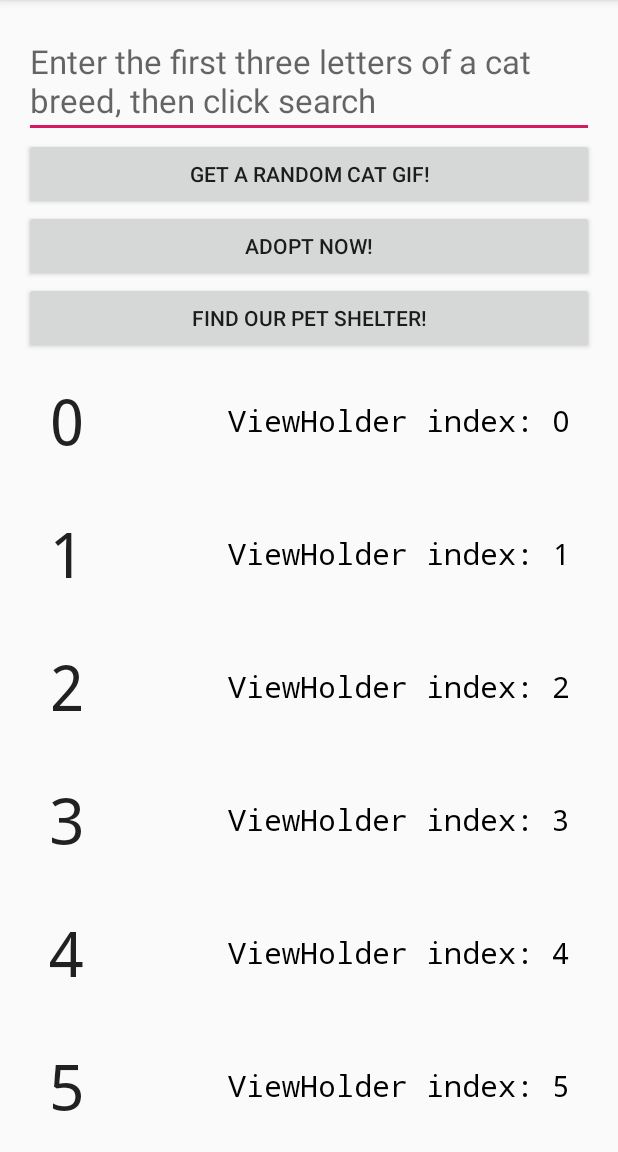
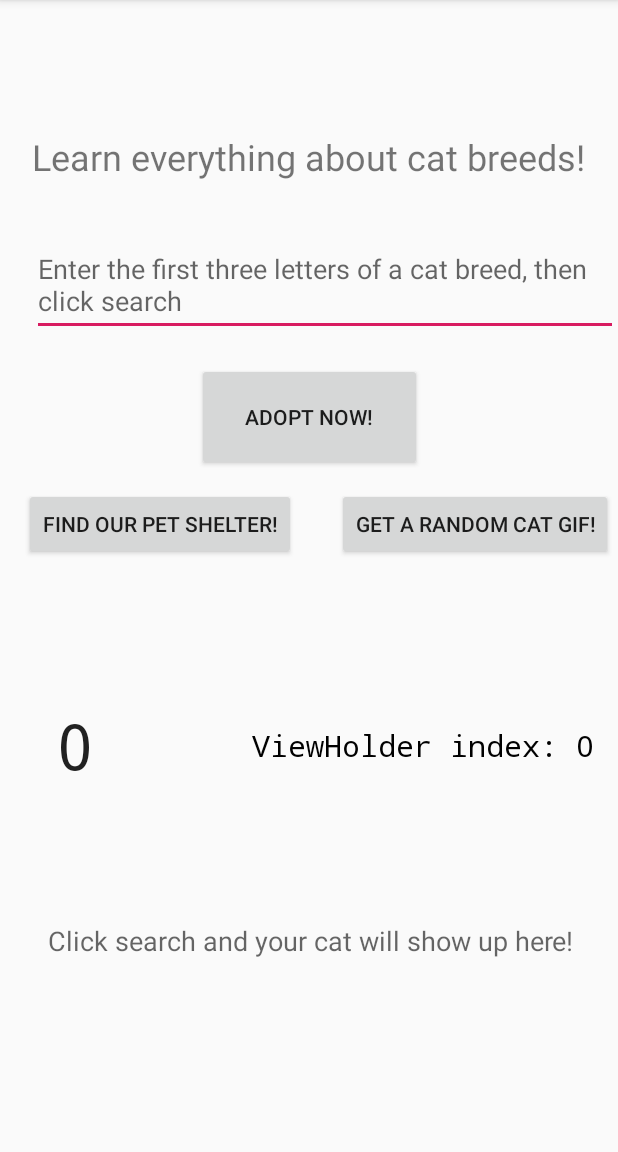
Before and after one commit to madameJeanette/WhoCat, an Android app: the screen it shows after launch (MainActivity), on a phone screen of 412 x 824 dp, the part 84-1236 px from its top. Run offline under Robolectric (Android 15) with nearby library versions, the phone set to English and light mode, and no system bars.

Commit message:
more layout work

```diff
--- a/app/src/main/java/com/example/whocat/MainActivity.java
+++ b/app/src/main/java/com/example/whocat/MainActivity.java
@@ -170,7 +170,10 @@ public class MainActivity extends AppCompatActivity
         mSearchResultsTextView.setVisibility(View.INVISIBLE);
         // Then, show the error
 
+
     }
+
+
 
     // Create a class called QueryTask that extends AsyncTask<URL, Void, String>
             public class CatQueryTask extends AsyncTask<URL, Void, String> {
--- a/app/src/main/res/layout/activity_child.xml
+++ b/app/src/main/res/layout/activity_child.xml
@@ -15,6 +15,14 @@
     <!--Add a TextView with an id value of @id/tv_display-->
     <!--Set the text to something that indicates this is default text being displayed-->
     <!--Make the text size a little larger-->
+
+    <ImageView
+        android:id="@+id/imageView"
+        android:layout_width="wrap_content"
+        android:layout_height="0dp"
+        android:layout_marginTop="27dp"
+        android:contentDescription="@string/catimg"
+        tools:srcCompat="@tools:sample/backgrounds/scenic" />
     <TextView
         android:id="@+id/tv_display"
         android:layout_width="wrap_content"
--- a/app/src/main/res/layout/activity_main.xml
+++ b/app/src/main/res/layout/activity_main.xml
@@ -1,23 +1,130 @@
 <?xml version="1.0" encoding="utf-8"?>
-<LinearLayout xmlns:android="http://schemas.android.com/apk/res/android"
+<android.support.constraint.ConstraintLayout xmlns:android="http://schemas.android.com/apk/res/android"
+    xmlns:app="http://schemas.android.com/apk/res-auto"
     xmlns:tools="http://schemas.android.com/tools"
+    android:id="@+id/linearLayout2"
     android:layout_width="match_parent"
-    android:layout_height="match_parent"
-    android:orientation="vertical"
-    android:paddingLeft="16dp"
-    android:paddingRight="16dp"
-    android:paddingTop="16dp">
-
-    <EditText
-        android:id="@+id/et_search_box"
-        android:layout_width="match_parent"
-        android:layout_height="wrap_content"
-        android:hint="@string/enter_search"
-        android:textSize="22sp" />
+    android:layout_height="match_parent">
 
 
+        <TextView
+            android:id="@+id/textView"
+            android:layout_width="421dp"
+            android:layout_height="68dp"
+            android:layout_marginStart="21dp"
+            android:layout_marginTop="88dp"
+            android:layout_marginBottom="86dp"
+            android:contentDescription="@string/catitle"
+            android:text="@string/catitle"
+            android:textSize="24sp"
+            app:layout_constraintBottom_toTopOf="@+id/adopt-button"
+            app:layout_constraintStart_toStartOf="parent"
+            app:layout_constraintTop_toTopOf="parent" />
 
-    <!--<TextView-->
+
+        <EditText
+            android:id="@+id/et_search_box"
+            android:layout_width="0dp"
+            android:layout_height="0dp"
+            android:layout_marginBottom="18dp"
+            android:autofillHints=""
+            android:hint="@string/enter_search"
+            android:inputType=""
+            android:textSize="18sp"
+            app:layout_constraintBottom_toTopOf="@+id/adopt-button"
+            app:layout_constraintEnd_toEndOf="parent"
+            app:layout_constraintStart_toStartOf="@+id/textView"
+            app:layout_constraintTop_toBottomOf="@+id/textView" />
+
+
+        <Button
+            android:id="@+id/adopt-button"
+            android:layout_width="150dp"
+            android:layout_height="72dp"
+            android:layout_marginBottom="11dp"
+            android:onClick="onClickOpenAdoptButton"
+            android:text="@string/adopt"
+            app:layout_constraintBottom_toTopOf="@+id/gif-button"
+            app:layout_constraintEnd_toEndOf="parent"
+            app:layout_constraintStart_toStartOf="parent" />
+
+        <Button
+            android:id="@+id/gif-button"
+            android:layout_width="wrap_content"
+            android:layout_height="wrap_content"
+            android:layout_marginTop="325dp"
+            android:layout_marginEnd="3dp"
+            android:onClick="onClickOpenWebpageGifButton"
+            android:text="@string/gif"
+            app:layout_constraintEnd_toEndOf="parent"
+            app:layout_constraintTop_toTopOf="parent" />
+
+        <Button
+            android:id="@+id/geo-button"
+            android:layout_width="wrap_content"
+            android:layout_height="wrap_content"
+            android:layout_marginStart="16dp"
+            android:layout_marginTop="11dp"
+            android:onClick="onClickOpenAddressButton"
+            android:text="@string/geo"
+            app:layout_constraintStart_toStartOf="parent"
+            app:layout_constraintTop_toBottomOf="@+id/adopt-button" />
+
+        <TextView
+            android:id="@+id/tv_error_message_display"
+            android:layout_width="wrap_content"
+            android:layout_height="0dp"
+            android:layout_marginStart="21dp"
+            android:padding="16dp"
+            android:text="@string/error_message"
+            android:textSize="22sp"
+            android:visibility="invisible"
+            app:layout_constraintBottom_toBottomOf="@+id/tv_cat_search_results_json"
+            app:layout_constraintStart_toStartOf="parent"
+            app:layout_constraintTop_toTopOf="@+id/tv_cat_search_results_json" />
+
+        <ProgressBar
+            android:id="@+id/pb_loading_indicator"
+            android:layout_width="wrap_content"
+            android:layout_height="wrap_content"
+            android:layout_marginStart="61dp"
+            android:layout_marginTop="16dp"
+            android:visibility="invisible"
+            app:layout_constraintStart_toStartOf="@+id/tv_error_message_display"
+            app:layout_constraintTop_toTopOf="@+id/tv_cat_search_results_json" />
+
+        <TextView
+            android:id="@+id/tv_cat_search_results_json"
+            android:layout_width="0dp"
+            android:layout_height="99dp"
+            android:layout_marginStart="16dp"
+            android:layout_marginEnd="11dp"
+            android:layout_marginBottom="70dp"
+            android:hint="@string/hint"
+            android:padding="16dp"
+            android:textSize="18sp"
+            app:layout_constraintBottom_toBottomOf="parent"
+            app:layout_constraintEnd_toEndOf="@+id/tv_error_message_display"
+            app:layout_constraintStart_toStartOf="parent" />
+
+        <android.support.v7.widget.RecyclerView
+            android:id="@+id/rv_cats"
+            android:layout_width="0dp"
+            android:layout_height="118dp"
+            android:layout_marginStart="21dp"
+            android:layout_marginTop="195dp"
+            android:layout_marginEnd="21dp"
+            android:layout_marginBottom="194dp"
+            android:scrollbars="vertical"
+            app:layout_constraintBottom_toBottomOf="parent"
+            app:layout_constraintEnd_toEndOf="@+id/tv_error_message_display"
+            app:layout_constraintStart_toStartOf="parent"
+            app:layout_constraintTop_toBottomOf="@+id/et_search_box">
+
+        </android.support.v7.widget.RecyclerView>
+
+
+        <!--<TextView-->
         <!--android:id="@+id/tv_url_display"-->
         <!--android:layout_width="wrap_content"-->
         <!--android:layout_height="wrap_content"-->
@@ -25,63 +132,4 @@
         <!--android:text="@string/hint"-->
         <!--android:textSize="22sp" />-->
 
-    <Button
-        android:id="@+id/gif-button"
-        android:layout_width="match_parent"
-        android:layout_height="wrap_content"
-        android:onClick="onClickOpenWebpageGifButton"
-        android:text="@string/gif"/>
-
-    <Button
-        android:id="@+id/adopt-button"
-        android:layout_width="match_parent"
-        android:layout_height="wrap_content"
-        android:onClick="onClickOpenAdoptButton"
-        android:text="@string/adopt"/>
-
-    <Button
-        android:id="@+id/geo-button"
-        android:layout_width="match_parent"
-        android:layout_height="wrap_content"
-        android:onClick="onClickOpenAddressButton"
-        android:text="@string/geo"/>
-
-    <FrameLayout
-        android:layout_width="match_parent"
-        android:layout_height="match_parent">
-
-
-        <TextView
-        android:id="@+id/tv_cat_search_results_json"
-        android:layout_width="wrap_content"
-        android:layout_height="wrap_content"
-        android:padding="16dp"
-        android:textSize="20sp" />
-
-    <ScrollView
-        android:layout_width="match_parent"
-        android:layout_height="wrap_content">
-
-        <android.support.v7.widget.RecyclerView
-            android:id="@+id/rv_cats"
-            android:scrollbars="vertical"
-            android:layout_width="match_parent"
-            android:layout_height="match_parent"/>
-
-</ScrollView>
-    <TextView
-        android:id="@+id/tv_error_message_display"
-        android:textSize="22sp"
-        android:layout_width="wrap_content"
-        android:layout_height="wrap_content"
-        android:padding="16dp"
-        android:text="@string/error_message"
-        android:visibility="invisible" />
-    <ProgressBar
-        android:id="@+id/pb_loading_indicator"
-        android:layout_height="42dp"
-        android:layout_width="42dp"
-        android:layout_gravity="center"
-        android:visibility="invisible" />
-    </FrameLayout>
-</LinearLayout>
+</android.support.constraint.ConstraintLayout>
--- a/app/src/main/res/values/strings.xml
+++ b/app/src/main/res/values/strings.xml
@@ -11,8 +11,12 @@
         "Click search and your cat will show up here!"
     </string>
     <string name="action_reset">Reset</string>
+
     <string name="adopt">Adopt now!</string>
     <string name="geo">Find our pet shelter!</string>
     <string name="gif">Get a random cat gif!</string>
+    <string name="catimg">cute  mis eye colored kitten</string>
+    <string name="catitle">Learn everything about cat breeds!</string>
+    <!--<string name="catimg">https://www.adoptapet.com/RACRS/wp-content/uploads/sites/1031/2016/03/1446990164_C-cat-wallpapers-desktop-hd-pao-images-cat-wallpaper-hd-wallpapers-free-download-for-walls-home-tumblr-border-android-1920x1080-iphone-1024x5761.jpg</string>-->
 
 </resources>
```
